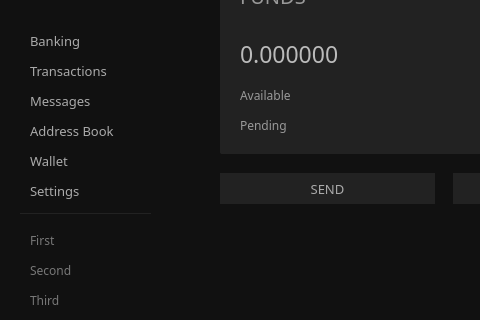
Before: the Qt Designer form src/gui/ui/overviewframe.ui in ConcealNetwork/conceal-desktop, drawn with Qt 5; both pictures show x 0 to 480 and y 168 to 488 of the 1270 by 700 pixel window.
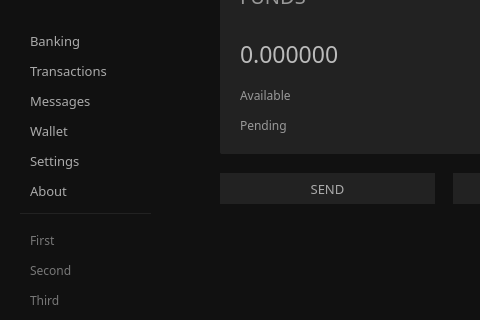
After: the same form once the commit is applied. Icons and pictures are not drawn.

Commit message: Add about dialog back

What changed in the file:
```diff
--- a/src/gui/ui/overviewframe.ui
+++ b/src/gui/ui/overviewframe.ui
@@ -164,7 +164,7 @@
        <property name="geometry">
         <rect>
          <x>10</x>
-         <y>280</y>
+         <y>340</y>
          <width>121</width>
          <height>35</height>
         </rect>
@@ -181,7 +181,7 @@
 font-size: 13px;</string>
        </property>
        <property name="text">
-        <string>Address Book</string>
+        <string>About</string>
        </property>
        <property name="iconSize">
         <size>
@@ -224,7 +224,7 @@
        <property name="geometry">
         <rect>
          <x>10</x>
-         <y>340</y>
+         <y>310</y>
          <width>81</width>
          <height>35</height>
         </rect>
@@ -288,7 +288,7 @@
        <property name="geometry">
         <rect>
          <x>10</x>
-         <y>310</y>
+         <y>280</y>
          <width>81</width>
          <height>35</height>
         </rect>
```
Left out of the diff: 7 changed lines with no effect on the pictures. The commit also changes 5 other files.
